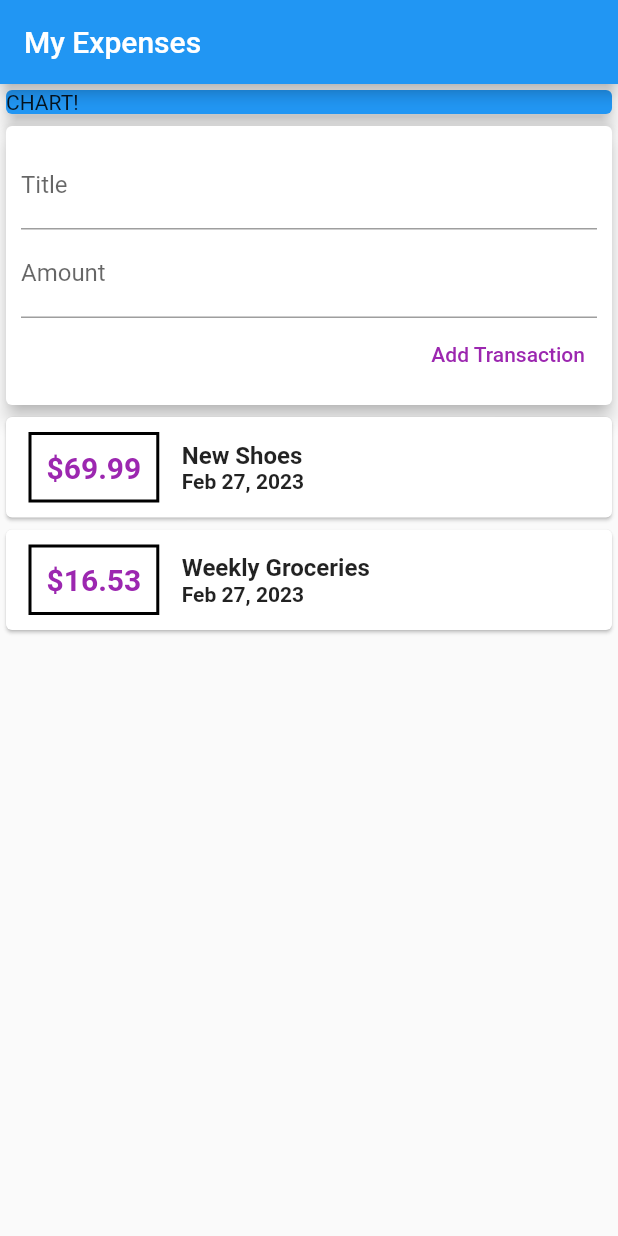
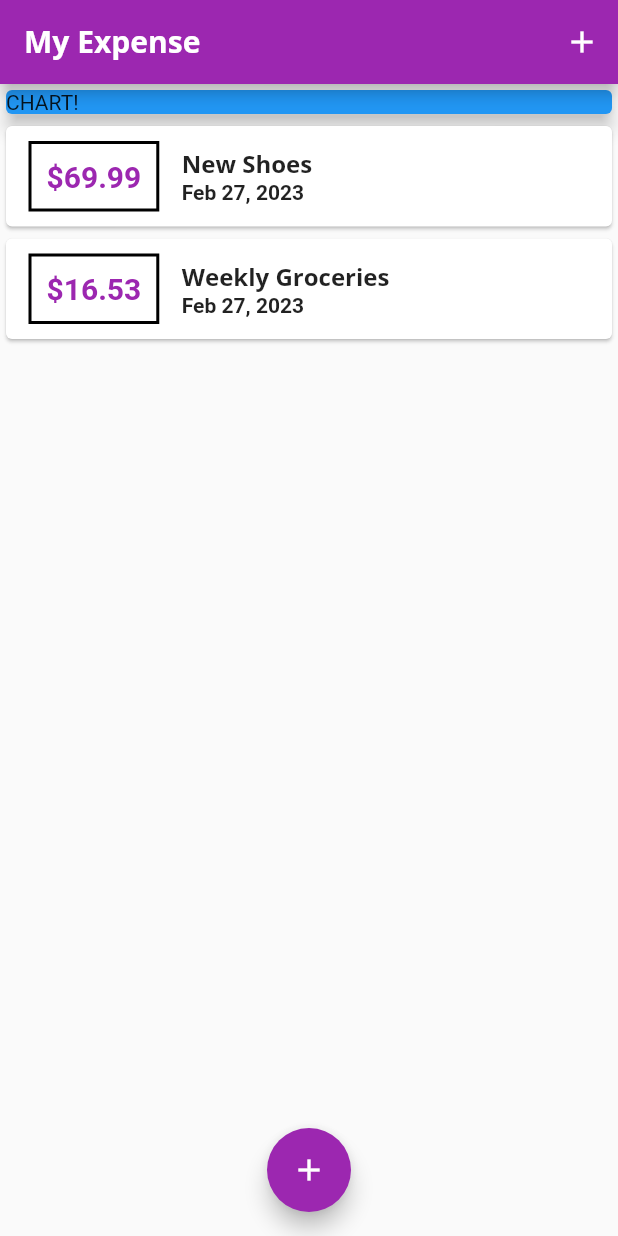
Before and after one commit to Sumsuzzaman/my_expenses, a Flutter app: the screen it shows after launch, on a phone screen of 412 x 824 dp. Run offline on Flutter 3.47's test engine with Material 2 defaults, Android fonts, the phone set to English and light mode, and no system bars.

Commit message:
fonts added

```diff
--- a/lib/main.dart
+++ b/lib/main.dart
@@ -1,8 +1,8 @@
 import 'package:flutter/material.dart';
-import 'package:my_expenses/widgets/user_transactions.dart';
-//import 'package:my_expenses/widgets/new_transaction.dart';
-// import './widgets/transaction_list.dart';
 
+import './widgets/new_transaction.dart';
+import './widgets/transaction_list.dart';
+import './models/transaction.dart';
 
 void main() => runApp(MyApp());
 
@@ -10,28 +10,96 @@ class MyApp extends StatelessWidget {
   @override
   Widget build(BuildContext context) {
     return MaterialApp(
-      title: 'Flutter App',
+      title: 'My Expense',
+      theme: ThemeData(
+        primarySwatch: Colors.purple,
+        fontFamily: 'Quicksand',
+        textTheme: ThemeData.light().textTheme.copyWith(
+          titleLarge: TextStyle(
+            fontFamily: 'OpenSans',
+            fontWeight: FontWeight.bold,
+            fontSize: 16,
+          ),
+        ),
+        appBarTheme: AppBarTheme(
+          textTheme: ThemeData.light().textTheme.copyWith(
+            titleLarge: TextStyle(
+              fontFamily: 'OpenSans',
+              fontSize: 20,
+              fontWeight: FontWeight.bold,
+            ),
+          ),
+        ),
+      ),
       home: MyHomePage(),
     );
   }
 }
 
-class MyHomePage extends StatelessWidget {
-
-
+class MyHomePage extends StatefulWidget {
   // String titleInput;
   // String amountInput;
+  @override
+  _MyHomePageState createState() => _MyHomePageState();
+}
 
+class _MyHomePageState extends State<MyHomePage> {
+  final List<Transaction> _userTransactions = [
+    Transaction(
+      id: 't1',
+      title: 'New Shoes',
+      amount: 69.99,
+      date: DateTime.now(),
+    ),
+    Transaction(
+      id: 't2',
+      title: 'Weekly Groceries',
+      amount: 16.53,
+      date: DateTime.now(),
+    ),
+  ];
+
+  void _addNewTransaction(String txTitle, double txAmount) {
+    final newTx = Transaction(
+      title: txTitle,
+      amount: txAmount,
+      date: DateTime.now(),
+      id: DateTime.now().toString(),
+    );
+
+    setState(() {
+      _userTransactions.add(newTx);
+    });
+  }
+
+  void _startAddNewTransaction(BuildContext ctx) {
+    showModalBottomSheet(
+      context: ctx,
+      builder: (_) {
+        return GestureDetector(
+          onTap: () {},
+          child: NewTransaction(_addNewTransaction),
+          behavior: HitTestBehavior.opaque,
+        );
+      },
+    );
+  }
 
   @override
   Widget build(BuildContext context) {
     return Scaffold(
       appBar: AppBar(
-        title: Text('My Expenses'),
+        title: Text('My Expense'),
+        actions: <Widget>[
+          IconButton(
+            icon: Icon(Icons.add),
+            onPressed: () => _startAddNewTransaction(context),
           ),
-      body:  SingleChildScrollView(
+        ],
+      ),
+      body: SingleChildScrollView(
         child: Column(
-            // mainAxisAlignment: MainAxisAlignment.center,
+          // mainAxisAlignment: MainAxisAlignment.start,
           crossAxisAlignment: CrossAxisAlignment.stretch,
           children: <Widget>[
             Container(
@@ -42,12 +110,15 @@ class MyHomePage extends StatelessWidget {
                 elevation: 5,
               ),
             ),
-
-                   const UserTransactions()
+            TransactionList(_userTransactions),
           ],
         ),
       ),
+      floatingActionButtonLocation: FloatingActionButtonLocation.centerFloat,
+      floatingActionButton: FloatingActionButton(
+        child: Icon(Icons.add),
+        onPressed: () => _startAddNewTransaction(context),
+      ),
     );
-
   }
 }
--- a/lib/widgets/new_transaction.dart
+++ b/lib/widgets/new_transaction.dart
@@ -1,12 +1,19 @@
 import 'package:flutter/material.dart';
 
-class NewTransaction extends StatelessWidget {
+class NewTransaction extends StatefulWidget {
 
   final Function addTx;
-  final titleController = TextEditingController();
-  final amountController = TextEditingController();
 
   NewTransaction(this.addTx);
+
+  @override
+  State<NewTransaction> createState() => _NewTransactionState();
+}
+
+class _NewTransactionState extends State<NewTransaction> {
+  final titleController = TextEditingController();
+
+  final amountController = TextEditingController();
 
   void submitData(){
     final enteredTitle = titleController.text;
@@ -16,10 +23,12 @@ class NewTransaction extends StatelessWidget {
       return;
     }
 
-     addTx(
+     widget.addTx(
         enteredTitle,
         enteredAmount,
       );
+
+      Navigator.of(context).pop();
   }
 
   @override
--- a/lib/widgets/transaction_list.dart
+++ b/lib/widgets/transaction_list.dart
@@ -31,16 +31,14 @@ class TransactionList extends StatelessWidget {
                       style: TextStyle(
                         fontWeight: FontWeight.bold,
                         fontSize: 20,
-                        color: Colors.purple,),
+                        color: Theme.of(context).primaryColor,),
                       ),
                     ),
                     Column(
                       crossAxisAlignment: CrossAxisAlignment.start,
                       children:<Widget> [
                       Text(transactions[index].title,
-                      style: TextStyle(
-                        fontSize: 16,
-                        fontWeight: FontWeight.bold,),
+                      style: Theme.of(context).textTheme.titleLarge,
                         ),
                       Text(
                       DateFormat.yMMMd().format(transactions[index].date),
--- a/lib/widgets/user_transactions.dart
+++ b/lib/widgets/user_transactions.dart
@@ -1,53 +1,25 @@
-import 'package:flutter/material.dart';
-import './transaction_list.dart';
-import './new_transaction.dart';
-import '../models/transaction.dart';
+// import 'package:flutter/material.dart';
+// import './transaction_list.dart';
+// import './new_transaction.dart';
+// import '../models/transaction.dart';
 
-class UserTransactions extends StatefulWidget {
-  const UserTransactions({Key key}) : super(key: key);
+// class UserTransactions extends StatefulWidget {
+//   const UserTransactions({Key key}) : super(key: key);
 
-  @override
-  State<UserTransactions> createState() => _UserTransactionsState();
-}
+//   @override
+//   State<UserTransactions> createState() => _UserTransactionsState();
+// }
 
-class _UserTransactionsState extends State<UserTransactions> {
-  final List<Transaction> _userTransaction = [
-    Transaction(
-      id: 't1',
-      title: 'New Shoes',
-      amount: 69.99,
-      date: DateTime.now()),
-      Transaction(
-      id: 't2',
-      title: 'Weekly Groceries',
-      amount: 16.53,
-      date: DateTime.now()),
-
-  ];
-
-  void _addNewTransaction(String txTitle, double txAmount){
-    final newTx = Transaction(
-      title: txTitle,
-      amount: txAmount,
-      date: DateTime.now(),
-      id: DateTime.now().toString(),
-      );
-
-      setState(() {
-        _userTransaction.add(newTx);
-      });
-  }
+// class _UserTransactionsState extends State<UserTransactions> {
 
 
-
-
-  @override
-  Widget build(BuildContext context) {
-    return Column(
-      children:<Widget> [
-        NewTransaction(_addNewTransaction),
-        TransactionList(_userTransaction),
-      ],
-    );
-  }
-}
+//   @override
+//   Widget build(BuildContext context) {
+//     return Column(
+//       children:<Widget> [
+//         NewTransaction(_addNewTransaction),
+//         TransactionList(_userTransaction),
+//       ],
+//     );
+//   }
+// }
```
Also changed, not shown: pubspec.yaml (+12 -6 lines), assets/fonts/OpenSans-Bold.ttf (added), assets/fonts/OpenSans-Regular.ttf (added), assets/fonts/Quicksand-Bold.ttf (added), assets/fonts/Quicksand-Light.ttf (added), assets/fonts/Quicksand-Medium.ttf (added), assets/fonts/Quicksand-Regular.ttf (added). Lines whose indentation alone changed are shown as unchanged.
